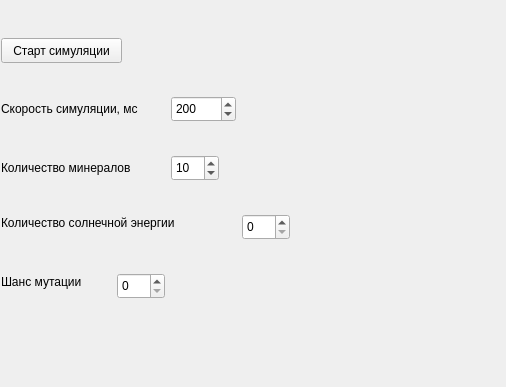
The window that ui.ui (Error273/ALife) describes before a commit, drawn with Qt 5; both pictures show x 0 to 506 and y 0 to 387 of the 900 by 600 pixel window.
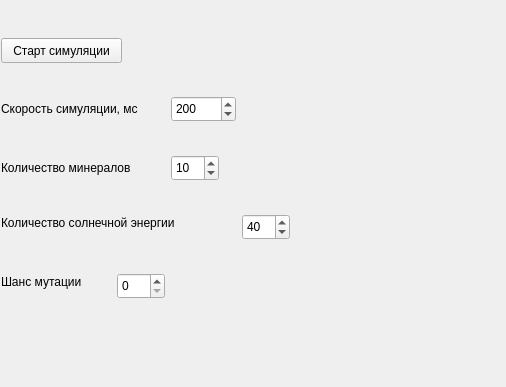
The same window after the commit.

Commit message: Добавлен уровень солнца

The edit to the form file:
```diff
--- a/ui.ui
+++ b/ui.ui
@@ -117,6 +117,12 @@
       <height>26</height>
      </rect>
     </property>
+    <property name="minimum">
+     <number>1</number>
+    </property>
+    <property name="value">
+     <number>40</number>
+    </property>
    </widget>
    <widget class="QSpinBox" name="mutation_rate_box">
     <property name="geometry">
```
The commit also changes 2 other files.
